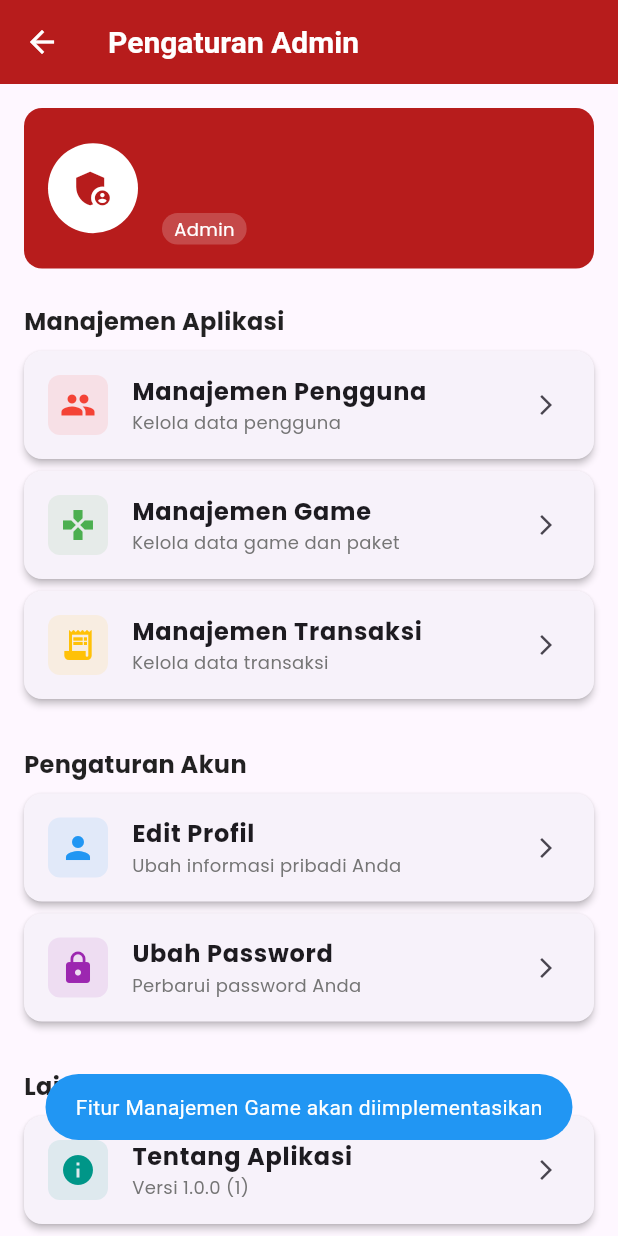
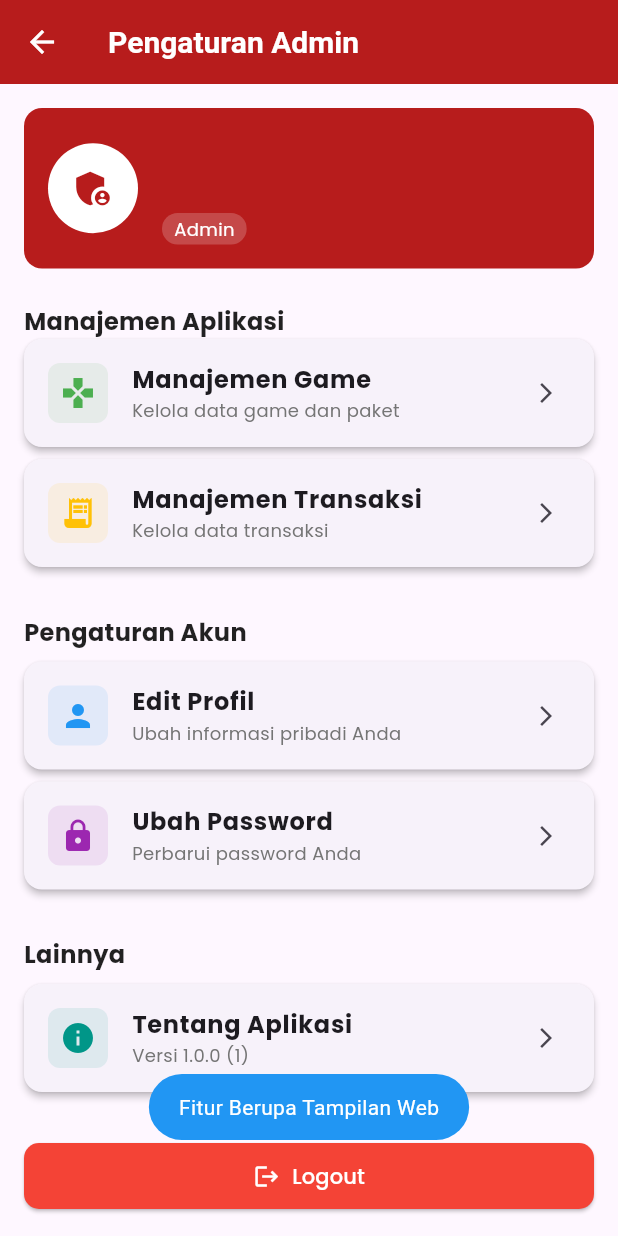
Before and after one commit to Xevoux/paydiddy_fd, a Flutter app: the AdminSettingsScreen screen opened by its route, after a tap on "Manajemen Game", on a phone screen of 412 x 824 dp. Run offline on Flutter 3.47's test engine with Material 3 defaults, Android fonts, the light colour scheme and no system bars; our stand-ins replace flutter_datetime_picker_plus, flutter_dotenv, fluttertoast, package_info_plus, shared_preferences; accounts and stored records are empty.

Commit message:
Menghilangkan Button yang tidak perlu ada pada Admin Dashboard Home

```diff
--- a/lib/config/app_config.dart
+++ b/lib/config/app_config.dart
@@ -1,7 +1,7 @@
 import 'package:flutter_dotenv/flutter_dotenv.dart';
 
 class AppConfig {
-  static String get apiUrl => dotenv.env['API_URL'] ?? 'http://192.168.1.13:8000/api';
+  static String get apiUrl => dotenv.env['API_URL'] ?? 'http://192.168.198.117:8000/api';
   static String get appName => dotenv.env['APP_NAME'] ?? 'PayDiddy';
   static String get appVersion => dotenv.env['APP_VERSION'] ?? '1.0.0';
   static String get appEnv => dotenv.env['APP_ENV'] ?? 'development';
--- a/lib/screens/admin/admin_home_screen.dart
+++ b/lib/screens/admin/admin_home_screen.dart
@@ -308,9 +308,6 @@ class _AdminHomeScreenState extends State<AdminHomeScreen> {
                 children: [
                   _buildMenuCard('Kelola Game', Icons.games, () {
                     _openWebAdmin('games');
-                  }),
-                  _buildMenuCard('Kelola User', Icons.people, () {
-                    _openWebAdmin('users');
                   }),
                   _buildMenuCard('Transaksi', Icons.receipt_long, () {
                     AppRoutes.navigateToAdminTransactionManagement(context);
--- a/lib/screens/admin/admin_settings_screen.dart
+++ b/lib/screens/admin/admin_settings_screen.dart
@@ -275,19 +275,6 @@ class _AdminSettingsScreenState extends State<AdminSettingsScreen> {
                 color: Colors.black87,
               ),
             ),
-            const SizedBox(height: 8),
-            _buildSettingCard(
-              icon: Icons.people,
-              iconColor: Colors.red,
-              title: 'Manajemen Pengguna',
-              subtitle: 'Kelola data pengguna',
-              onTap: () {
-                Fluttertoast.showToast(
-                  msg: 'Fitur Manajemen Pengguna akan diimplementasikan',
-                  backgroundColor: Colors.blue,
-                );
-              },
-            ),
             _buildSettingCard(
               icon: Icons.games,
               iconColor: Colors.green,
@@ -295,7 +282,7 @@ class _AdminSettingsScreenState extends State<AdminSettingsScreen> {
               subtitle: 'Kelola data game dan paket',
               onTap: () {
                 Fluttertoast.showToast(
-                  msg: 'Fitur Manajemen Game akan diimplementasikan',
+                  msg: 'Fitur Berupa Tampilan Web',
                   backgroundColor: Colors.blue,
                 );
               },
--- a/lib/utils/http_helper.dart
+++ b/lib/utils/http_helper.dart
@@ -5,7 +5,7 @@ import 'package:flutter_dotenv/flutter_dotenv.dart';
 import 'package:shared_preferences/shared_preferences.dart';
 
 class HttpHelper {
-  static final String baseUrl = dotenv.env['API_URL'] ?? 'http://192.168.1.13:8000/api';
+  static final String baseUrl = dotenv.env['API_URL'] ?? 'http://192.168.198.117:8000/api';
 
   // Headers untuk request
   static Future<Map<String, String>> _getHeaders() async {
```
Also changed, not shown: 1 other file.
